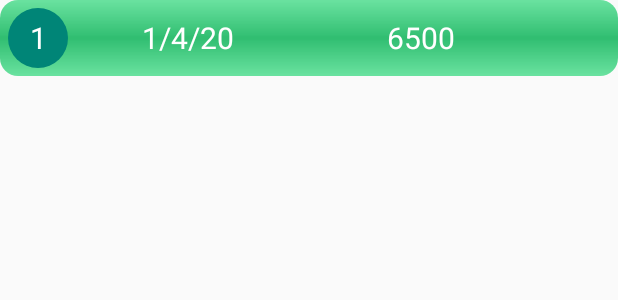
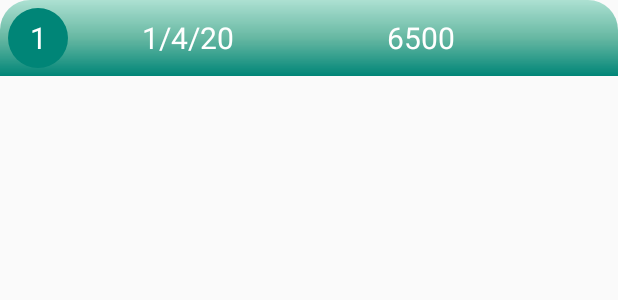
Before and after one commit to Ashish2000L/rent_details, an Android app: the layout custom_list_item.xml on its own in the app's theme, with its tools: preview values and no code run, on a phone screen of 412 x 824 dp. Shown: the top 300 px of the screen. Run offline under Robolectric (Android 15) with nearby library versions, the phone set to English and light mode, and no system bars; network calls fail.

Commit message:
updated menu items

```diff
--- a/app/build.gradle
+++ b/app/build.gradle
@@ -1,4 +1,5 @@
 apply plugin: 'com.android.application'
+apply plugin: 'com.google.gms.google-services'
 
 android {
     compileSdkVersion 29
@@ -23,9 +24,13 @@ dependencies {
     implementation fileTree(dir: 'libs', include: ['*.jar'])
     implementation 'androidx.appcompat:appcompat:1.1.0'
     implementation 'androidx.constraintlayout:constraintlayout:1.1.3'
+    implementation 'com.google.firebase:firebase-auth:16.0.5'
+    implementation 'com.google.firebase:firebase-config:16.1.0'
     testImplementation 'junit:junit:4.12'
     androidTestImplementation 'androidx.test.ext:junit:1.1.1'
     androidTestImplementation 'androidx.test.espresso:espresso-core:3.2.0'
     implementation 'com.google.android.material:material:1.0.0'
     implementation 'com.android.volley:volley:1.1.1'
+    implementation 'com.karumi:dexter:6.0.0'
+    implementation "com.airbnb.android:lottie:3.4.0"
 }
--- a/app/src/main/res/drawable/gradient.xml
+++ b/app/src/main/res/drawable/gradient.xml
@@ -3,10 +3,11 @@
     android:shape="rectangle">
 
     <gradient
-        android:startColor="@color/startcolor"
-        android:centerColor="@color/centercolor"
-        android:endColor="@color/endcolor"
-        android:angle="-90"/>
+        android:startColor="@color/colorPrimary"
+        android:centerColor="@color/center"
+        android:endColor="@color/end"
+        android:angle="90"/>
     <corners
-        android:radius="12dp"/>
+        android:topRightRadius="20dp"
+        android:topLeftRadius="20dp"/>
 </shape>
--- a/app/src/main/res/drawable/gradient1.xml
+++ b/app/src/main/res/drawable/gradient1.xml
@@ -8,6 +8,7 @@
         android:endColor="@color/endred"
         android:angle="90"/>
     <corners
-        android:radius="12dp"/>
+        android:topRightRadius="20dp"
+        android:topLeftRadius="20dp"/>
 
 </shape>
--- a/app/src/main/res/menu/toolbar.xml
+++ b/app/src/main/res/menu/toolbar.xml
@@ -7,6 +7,6 @@
         app:showAsAction="never"/>
 
     <item android:id="@+id/renter_detail"
-        android:title="Renter Detail"
+        android:title="Renter Profile"
         app:showAsAction="never"/>
 </menu>
--- a/app/src/main/res/values/colors.xml
+++ b/app/src/main/res/values/colors.xml
@@ -3,10 +3,13 @@
     <color name="colorPrimary">#008577</color>
     <color name="colorPrimaryDark">#00574B</color>
     <color name="colorAccent">#D81B60</color>
-    <color name="startcolor">#6AE2A0</color>
-    <color name="centercolor">#E418B660</color>
-    <color name="endcolor">#6AE2A0</color>
-    <color name="strtred">#EC5757</color>
-    <color name="endred">#EC5757</color>
+    <color name="startcolor">#06BD9F</color>
+    <color name="centercolor">#DC1D9677</color>
+    <color name="endcolor">#06BD9F</color>
+    <color name="strtred">#E63030</color>
+    <color name="endred">#E63030</color>
     <color name="centerred">#E6CA2121</color>
+    <color name="colorsame">#09D8BB</color>
+    <color name="center">#E153AF97</color>
+    <color name="end">#DDA1DDCC</color>
 </resources>
--- a/build.gradle
+++ b/build.gradle
@@ -8,6 +8,7 @@ buildscript {
     }
     dependencies {
         classpath 'com.android.tools.build:gradle:3.5.3'
+        classpath 'com.google.gms:google-services:4.2.0'
 
         // NOTE: Do not place your application dependencies here; they belong
         // in the individual module build.gradle files
```
Also changed, not shown: app/src/main/AndroidManifest.xml (+18 -3 lines), app/src/main/res/menu/listofrenteradminmenu.xml (+19 -2 lines), app/src/main/res/xml/remote_config_defaults.xml (added, +24 -0 lines).
